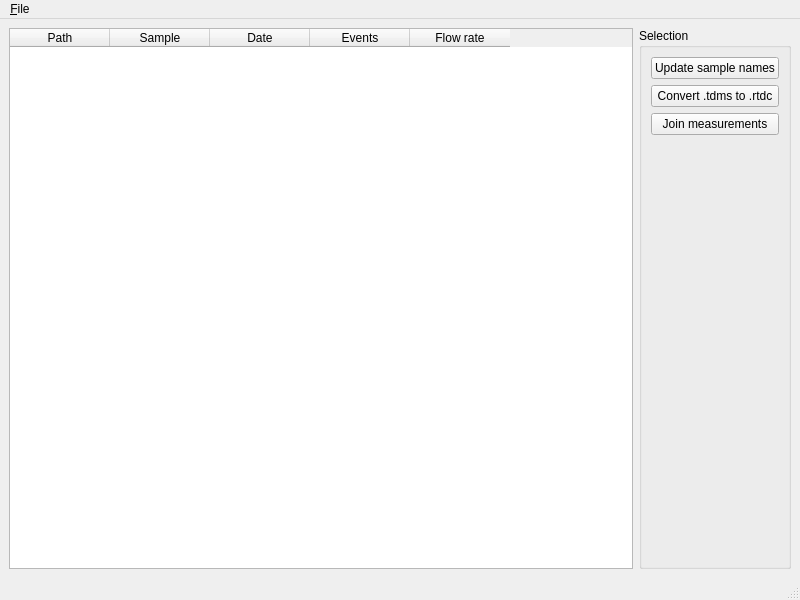
Before: the Qt Designer form dckit/main.ui in DC-analysis/DCKit, drawn with Qt 5.
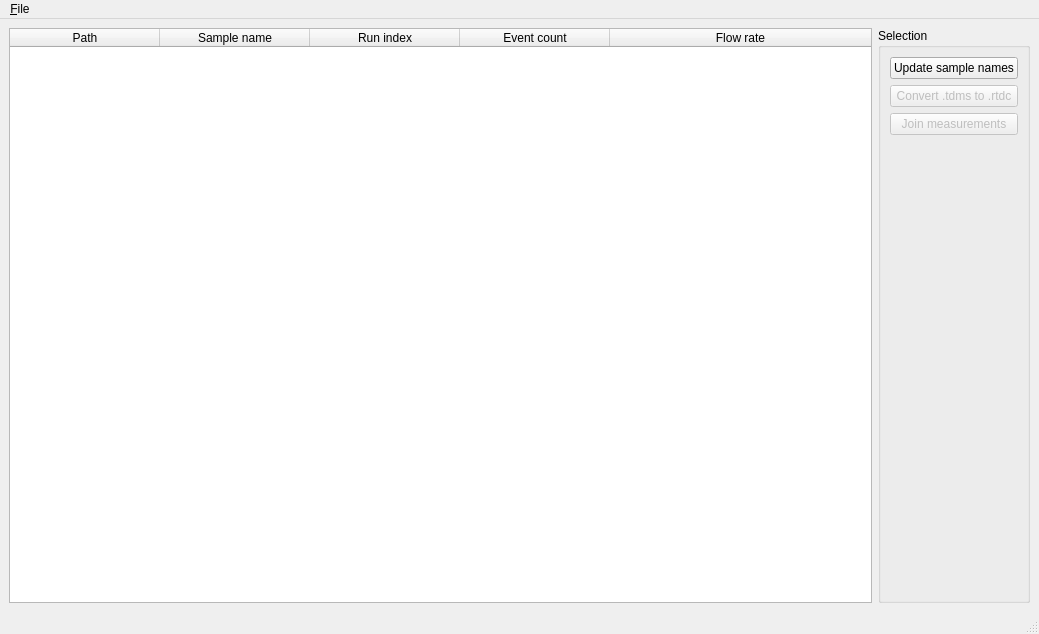
After: the same form once the commit is applied.

```diff
--- a/dckit/main.ui
+++ b/dckit/main.ui
@@ -6,8 +6,8 @@
    <rect>
     <x>0</x>
     <y>0</y>
-    <width>800</width>
-    <height>600</height>
+    <width>1039</width>
+    <height>634</height>
    </rect>
   </property>
   <property name="windowTitle">
@@ -26,6 +26,15 @@
       <property name="sortingEnabled">
        <bool>true</bool>
       </property>
+      <attribute name="horizontalHeaderCascadingSectionResizes">
+       <bool>true</bool>
+      </attribute>
+      <attribute name="horizontalHeaderDefaultSectionSize">
+       <number>150</number>
+      </attribute>
+      <attribute name="horizontalHeaderStretchLastSection">
+       <bool>true</bool>
+      </attribute>
       <column>
        <property name="text">
         <string>Path</string>
@@ -36,17 +45,17 @@
       </column>
       <column>
        <property name="text">
-        <string>Sample</string>
+        <string>Sample name</string>
        </property>
       </column>
       <column>
        <property name="text">
-        <string>Date</string>
+        <string>Run index</string>
        </property>
       </column>
       <column>
        <property name="text">
-        <string>Events</string>
+        <string>Event count</string>
        </property>
       </column>
       <column>
@@ -71,6 +80,9 @@
        </item>
        <item>
         <widget class="QPushButton" name="pushButton_tdms2rtdc">
+         <property name="enabled">
+          <bool>false</bool>
+         </property>
          <property name="text">
           <string>Convert .tdms to .rtdc</string>
          </property>
@@ -78,6 +90,9 @@
        </item>
        <item>
         <widget class="QPushButton" name="pushButton_join">
+         <property name="enabled">
+          <bool>false</bool>
+         </property>
          <property name="text">
           <string>Join measurements</string>
          </property>
@@ -106,7 +121,7 @@
     <rect>
      <x>0</x>
      <y>0</y>
-     <width>800</width>
+     <width>1039</width>
      <height>22</height>
     </rect>
    </property>
```
Left out of the diff: 20 changed lines with no effect on the pictures.
